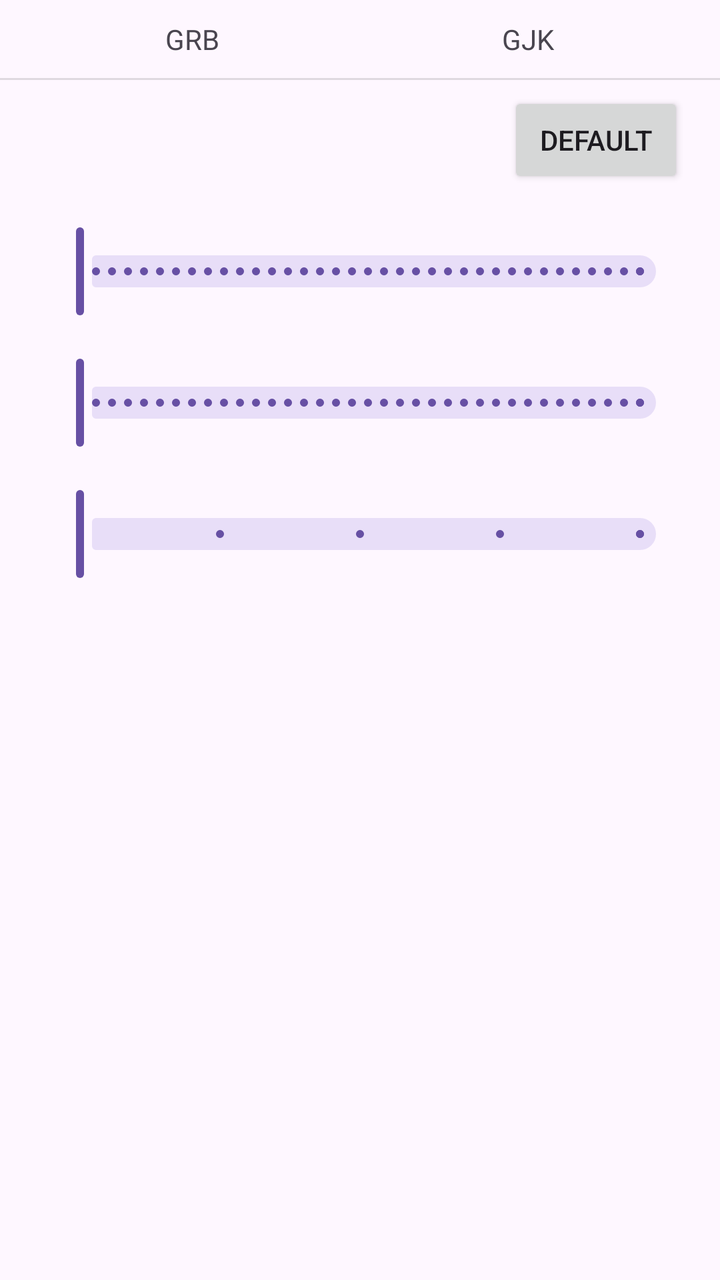
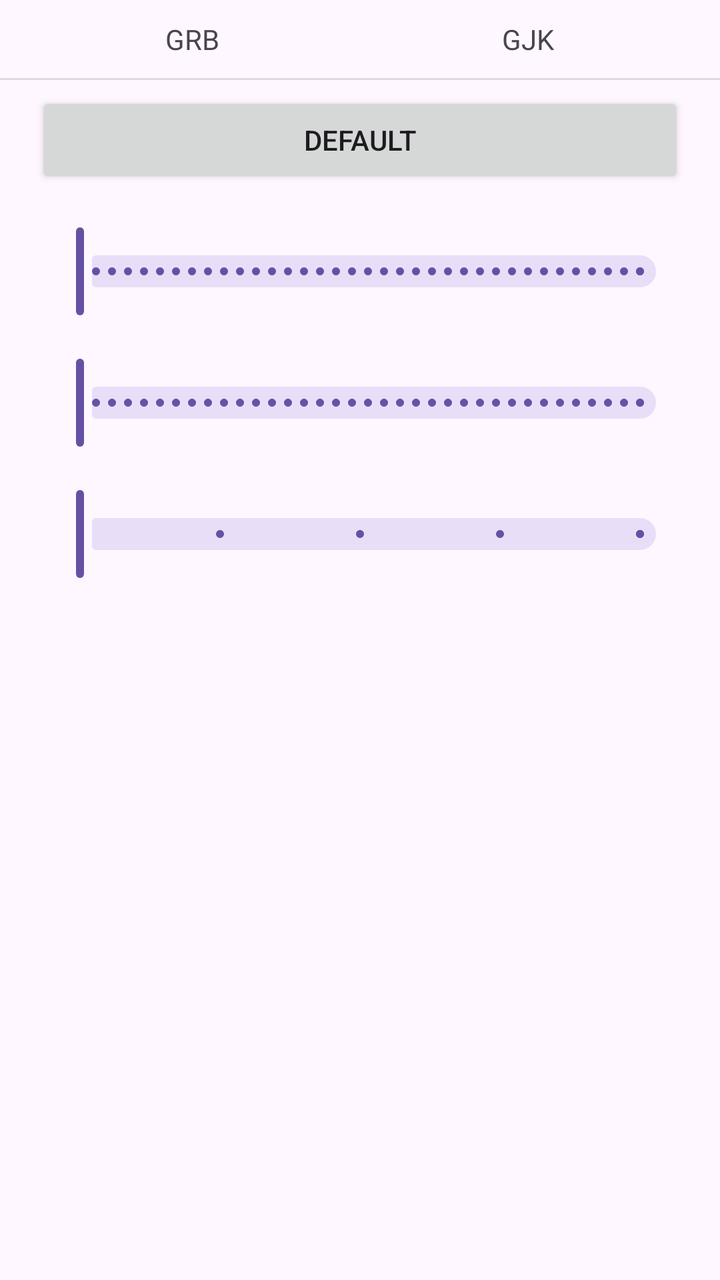

Screens rendered from an Android XML layout before and after an edit, with the pre-edit source and the edit as a unified diff.
<!-- AndroidManifest.xml: application theme Theme.NarikTerus -->
<!-- res/layout/dialog_jitter.xml -->
<?xml version="1.0" encoding="utf-8"?>
<LinearLayout xmlns:android="http://schemas.android.com/apk/res/android"
    android:layout_width="match_parent"
    android:layout_height="wrap_content"
    android:orientation="vertical">

    <LinearLayout
        android:layout_width="match_parent"
        android:layout_height="wrap_content"
        android:orientation="horizontal"
        android:paddingHorizontal="12dp">

        <TextView
            android:id="@+id/tab_jitter_grb"
            android:layout_width="0dp"
            android:layout_height="wrap_content"
            android:layout_weight="1"
            android:gravity="center"
            android:paddingVertical="10dp"
            android:text="@string/jitter_tab_grb"
            android:textSize="14sp" />

        <TextView
            android:id="@+id/tab_jitter_gjk"
            android:layout_width="0dp"
            android:layout_height="wrap_content"
            android:layout_weight="1"
            android:gravity="center"
            android:paddingVertical="10dp"
            android:text="@string/jitter_tab_gjk"
            android:textSize="14sp" />
    </LinearLayout>

    <View
        android:layout_width="match_parent"
        android:layout_height="1dp"
        android:background="#1F000000" />

    
    <LinearLayout
        android:id="@+id/page_jitter_grb"
        android:layout_width="match_parent"
        android:layout_height="wrap_content"
        android:orientation="vertical"
        android:paddingHorizontal="18dp"
        android:paddingTop="6dp"
        android:paddingBottom="12dp">

        <Button
            android:id="@+id/btn_default_grb"
            android:layout_width="wrap_content"
            android:layout_height="wrap_content"
            android:layout_gravity="end"
            android:text="@string/jitter_default" />

        <TextView
            android:id="@+id/label_step_grb"
            android:layout_width="wrap_content"
            android:layout_height="wrap_content"
            android:textColor="#202124"
            android:textSize="13sp" />

        <com.google.android.material.slider.Slider
            android:id="@+id/slider_step_grb"
            android:layout_width="match_parent"
            android:layout_height="wrap_content"
            android:stepSize="0.1"
            android:valueFrom="0.1"
            android:valueTo="5.0" />

        <TextView
            android:id="@+id/label_maxdist_grb"
            android:layout_width="wrap_content"
            android:layout_height="wrap_content"
            android:textColor="#202124"
            android:textSize="13sp" />

        <com.google.android.material.slider.Slider
            android:id="@+id/slider_maxdist_grb"
            android:layout_width="match_parent"
            android:layout_height="wrap_content"
            android:stepSize="0.1"
            android:valueFrom="0.1"
            android:valueTo="5.0" />

        <TextView
            android:id="@+id/label_interval_grb"
            android:layout_width="wrap_content"
            android:layout_height="wrap_content"
            android:textColor="#202124"
            android:textSize="13sp" />

        <com.google.android.material.slider.Slider
            android:id="@+id/slider_interval_grb"
            android:layout_width="match_parent"
            android:layout_height="wrap_content"
            android:stepSize="1"
            android:valueFrom="1"
            android:valueTo="5" />
    </LinearLayout>

    
    <LinearLayout
        android:id="@+id/page_jitter_gjk"
        android:layout_width="match_parent"
        android:layout_height="wrap_content"
        android:orientation="vertical"
        android:paddingHorizontal="18dp"
        android:paddingTop="6dp"
        android:paddingBottom="12dp"
        android:visibility="gone">

        <Button
            android:id="@+id/btn_default_gjk"
            android:layout_width="wrap_content"
            android:layout_height="wrap_content"
            android:layout_gravity="end"
            android:text="@string/jitter_default" />

        <TextView
            android:id="@+id/label_step_gjk"
            android:layout_width="wrap_content"
            android:layout_height="wrap_content"
            android:textColor="#202124"
            android:textSize="13sp" />

        <com.google.android.material.slider.Slider
            android:id="@+id/slider_step_gjk"
            android:layout_width="match_parent"
            android:layout_height="wrap_content"
            android:stepSize="0.1"
            android:valueFrom="0.1"
            android:valueTo="5.0" />

        <TextView
            android:id="@+id/label_maxdist_gjk"
            android:layout_width="wrap_content"
            android:layout_height="wrap_content"
            android:textColor="#202124"
            android:textSize="13sp" />

        <com.google.android.material.slider.Slider
            android:id="@+id/slider_maxdist_gjk"
            android:layout_width="match_parent"
            android:layout_height="wrap_content"
            android:stepSize="0.1"
            android:valueFrom="0.1"
            android:valueTo="5.0" />

        <TextView
            android:id="@+id/label_interval_gjk"
            android:layout_width="wrap_content"
            android:layout_height="wrap_content"
            android:textColor="#202124"
            android:textSize="13sp" />

        <com.google.android.material.slider.Slider
            android:id="@+id/slider_interval_gjk"
            android:layout_width="match_parent"
            android:layout_height="wrap_content"
            android:stepSize="1"
            android:valueFrom="1"
            android:valueTo="5" />
    </LinearLayout>
</LinearLayout>
<!-- resources referenced by this layout -->
<resources>
  <string name="jitter_default">Default</string>
  <string name="jitter_tab_gjk">GJK</string>
  <string name="jitter_tab_grb">GRB</string>
  <style name="Theme.NarikTerus" parent="Theme.Material3.DayNight.NoActionBar">
          <item name="android:statusBarColor">@android:color/transparent</item>
          <item name="android:navigationBarColor">@android:color/transparent</item>
          <item name="android:windowLightStatusBar">true</item>
      </style>
</resources>

<!-- the commit's change to res/layout/dialog_jitter.xml (unified diff, before → after) -->
@@ -48,9 +48,8 @@
 
         <Button
             android:id="@+id/btn_default_grb"
-            android:layout_width="wrap_content"
+            android:layout_width="match_parent"
             android:layout_height="wrap_content"
-            android:layout_gravity="end"
             android:text="@string/jitter_default" />
 
         <TextView
@@ -112,9 +111,8 @@
 
         <Button
             android:id="@+id/btn_default_gjk"
-            android:layout_width="wrap_content"
+            android:layout_width="match_parent"
             android:layout_height="wrap_content"
-            android:layout_gravity="end"
             android:text="@string/jitter_default" />
 
         <TextView
